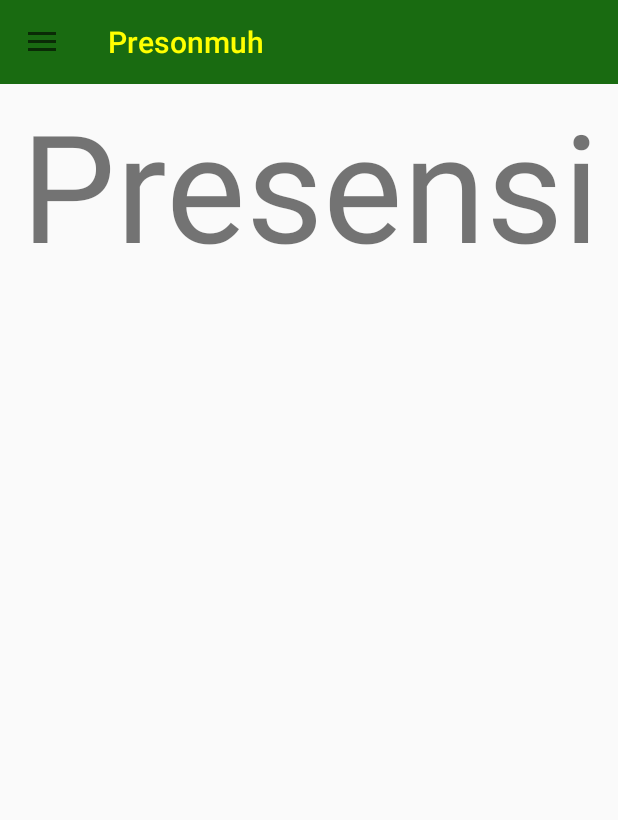
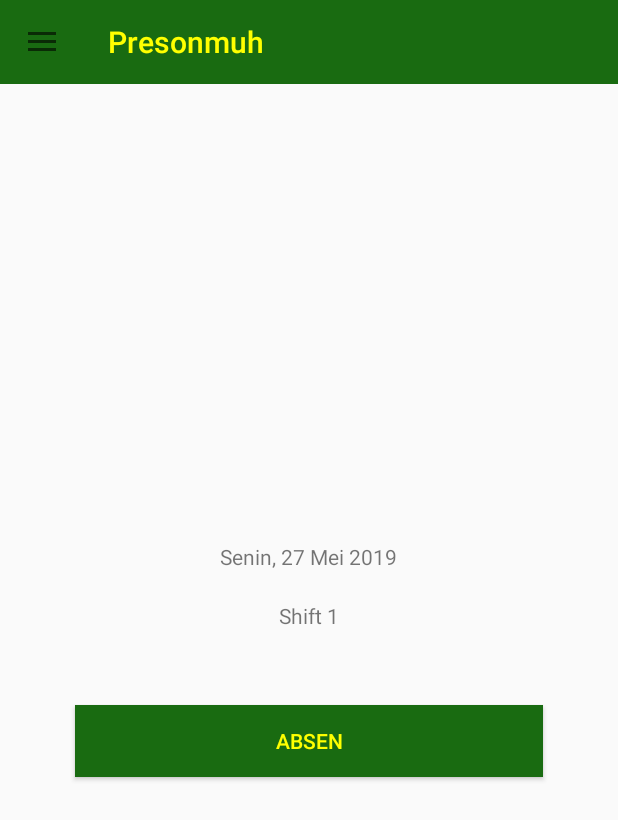
Before and after one commit to TheArKaID/Presonmu, an Android app: the fragment presensi placed in its activity, on a phone screen of 412 x 824 dp. Shown: the top 820 px of the screen. Run offline under Robolectric (Android 15) with nearby library versions, the light colour scheme and no system bars.

Commit message:
Add Button Absen and Date and Shift information

```diff
--- a/app/src/main/res/layout/activity_home.xml
+++ b/app/src/main/res/layout/activity_home.xml
@@ -7,13 +7,12 @@
     tools:context=".home"
     android:orientation="vertical">
 
-
     <LinearLayout
         android:layout_width="wrap_content"
         android:layout_height="wrap_content"
         android:orientation="horizontal"
         android:layout_marginTop="20dp"
-        android:layout_marginLeft="20dp">
+        android:layout_marginStart="20dp">
         <ImageView
             android:id="@+id/profilePicture"
             android:layout_width="100dp"
--- a/app/src/main/res/layout/activity_presensi.xml
+++ b/app/src/main/res/layout/activity_presensi.xml
@@ -1,18 +1,34 @@
 <?xml version="1.0" encoding="utf-8"?>
-<RelativeLayout xmlns:android="http://schemas.android.com/apk/res/android"
+<LinearLayout xmlns:android="http://schemas.android.com/apk/res/android"
     xmlns:app="http://schemas.android.com/apk/res-auto"
     xmlns:tools="http://schemas.android.com/tools"
     android:layout_width="match_parent"
     android:layout_height="match_parent"
-    tools:context=".presensi">
+    tools:context=".presensi"
+    android:orientation="vertical"
+    android:gravity="center_vertical">
 
     <TextView
+        android:id="@+id/HaridanTanggal"
         android:layout_width="wrap_content"
         android:layout_height="wrap_content"
-        android:layout_alignParentTop="true"
-        android:layout_alignParentEnd="true"
-        android:layout_alignParentStart="true"
-        android:textAlignment="center"
-        android:text="Presensi"
-        android:textSize="100dp"/>
-</RelativeLayout>
+        android:layout_marginBottom="20dp"
+        android:layout_gravity="center"
+        android:text="Senin, 27 Mei 2019"/>
+    <TextView
+        android:id="@+id/ShiftKe"
+        android:layout_width="wrap_content"
+        android:layout_height="wrap_content"
+        android:layout_marginBottom="50dp"
+        android:layout_gravity="center"
+        android:text="Shift 1"/>
+    <Button
+        android:layout_width="match_parent"
+        android:layout_height="wrap_content"
+        android:layout_marginStart="50dp"
+        android:layout_marginEnd="50dp"
+        android:background="@color/colorPrimaryDark"
+        android:text="Absen"
+        android:textColor="@color/colorAccent" />
+
+</LinearLayout>
```
